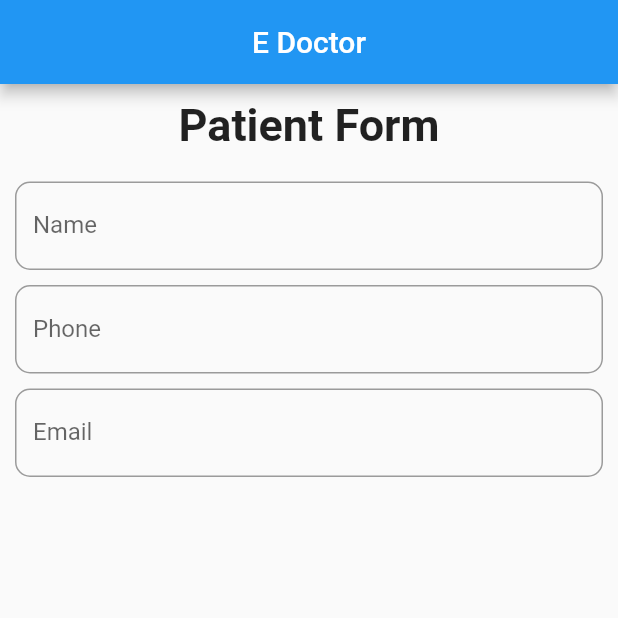
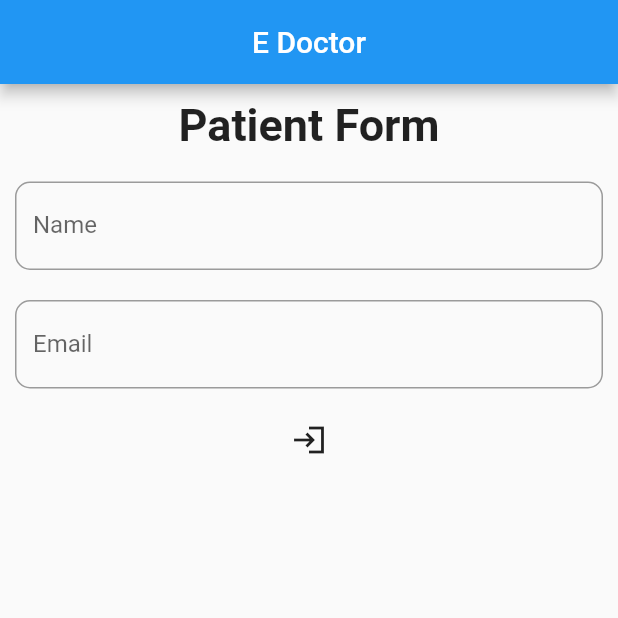
Before and after one commit to vatiza/userContactInformationSaveToFirestore, a Flutter app: the screen it shows after launch, on a phone screen of 412 x 824 dp, the top half of it. Run offline on Flutter 3.47's test engine with Material 2 defaults, Android fonts, the light colour scheme and no system bars.

Commit message:
remove phone fiedl

```diff
--- a/lib/textfield.dart
+++ b/lib/textfield.dart
@@ -41,15 +41,6 @@ class _InputFieldState extends State<InputField> {
                   SizedBox(
                     height: 10,
                   ),
-                  TextField(
-                    decoration: InputDecoration(
-                        border: OutlineInputBorder(
-                            borderRadius: BorderRadius.circular(10.0)),
-                        labelText: 'Phone',
-                        hintText: 'Phone Number'),
-                    keyboardType: TextInputType.number,
-                    inputFormatters: [FilteringTextInputFormatter.digitsOnly],
-                  ),
                   SizedBox(
                     height: 10,
                   ),
@@ -63,6 +54,10 @@ class _InputFieldState extends State<InputField> {
                   SizedBox(
                     height: 10,
                   ),
+                  IconButton(
+                    onPressed: () {},
+                    icon: Icon(Icons.login_sharp),
+                  )
                 ],
               )
             ],
```
